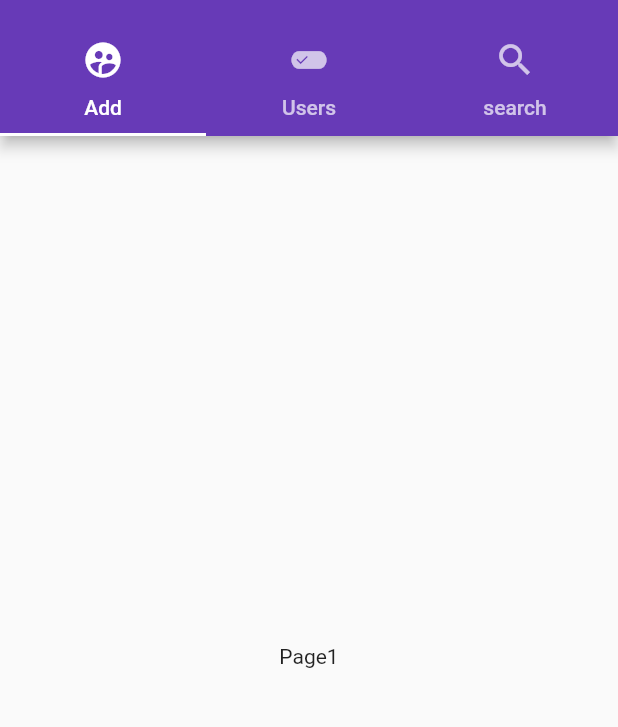
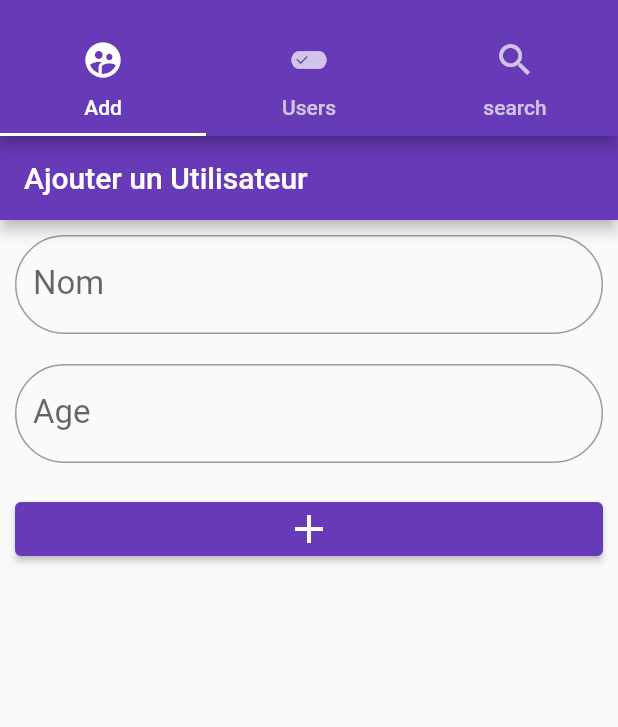
Before and after one commit to Algorithme123/flutter-gestion-contact, a Flutter app: the screen it shows after launch, on a phone screen of 412 x 824 dp, the part 59-786 px from its top. Run offline on Flutter 3.47's test engine with Material 2 defaults, Android fonts, the phone set to English and light mode, and no system bars; our stand-ins replace firebase_core; accounts and stored records are empty.

Commit message:
Creation du model, et fonction de conversion

```diff
--- /dev/null
+++ b/lib/model/user.model.dart
@@ -0,0 +1,30 @@
+class User{
+
+  String id ;
+  String name;
+  int age;
+
+
+  User({required this.id, required this.name, required this.age});
+
+  //Convertir une collection en Objet
+  factory User.fromJson(Map<String,dynamic> json){
+    // return User(id: json['id'], name: json['name'], age: json['age']);
+    return User(id: json['id'], name: json['name'], age: json['age']);
+  }
+
+
+
+
+  // a partir d'un Objet User la methode toJson
+  // va retourner une collection
+
+  Map<String,dynamic> toJson(){
+
+    return{
+      'id' : id,
+      'name' : name,
+      'age' : age
+    };
+  }
+}
--- a/lib/screens/controle.page.dart
+++ b/lib/screens/controle.page.dart
@@ -1,4 +1,5 @@
 import 'package:flutter/material.dart';
+import 'package:gestion_contact/screens/user.add.dart';
 
 class ControlePage extends StatelessWidget {
   const ControlePage({Key? key}) : super(key: key);
@@ -28,6 +29,7 @@ class ControlePage extends StatelessWidget {
                   text: "Users",
                 ),
 
+
                 Tab(
                   icon: Icon(
                     Icons.search,
@@ -41,9 +43,7 @@ class ControlePage extends StatelessWidget {
           body: const TabBarView(
 
             children: [
-              Center(
-                child: Text("Page1"),
-              ),
+              AddUserPage(),
               Center(
                 child: Text("Page2"),
               ),
--- /dev/null
+++ b/lib/screens/user.add.dart
@@ -0,0 +1,63 @@
+import 'package:flutter/material.dart';
+
+class AddUserPage extends StatelessWidget {
+  const AddUserPage({Key? key}) : super(key: key);
+
+  @override
+  Widget build(BuildContext context) {
+
+
+    return Scaffold(
+      appBar: AppBar(
+        title: Text("Ajouter un Utilisateur"),
+
+      ),
+      body: SingleChildScrollView(
+        child: Container(
+          margin: EdgeInsets.all(10),
+          child: Column(
+            children: [
+              TextField(
+                style: TextStyle(
+                  fontSize: 22
+                ),
+                decoration: InputDecoration(
+
+                  labelText:  "Nom",
+                  border: OutlineInputBorder(borderRadius:  BorderRadius.all(Radius.circular(40)))
+
+                ),
+              ),
+
+              SizedBox( height: 20,),
+
+              TextField(
+                style: TextStyle(
+                    fontSize: 22
+                ),
+                decoration: InputDecoration(
+
+                    labelText:  "Age",
+                    border: OutlineInputBorder(borderRadius:  BorderRadius.all(Radius.circular(40)))
+
+                ),
+              ),
+
+              SizedBox( height: 20,),
+
+              ElevatedButton(
+                  onPressed: (){},
+                  child: Container(
+                    width: double.infinity,
+                      child: Icon(
+                        Icons.add,
+                        size: 32,
+                      ),
+                  ))
+            ],
+          ),
+        ),
+      ),
+    );
+  }
+}
```
